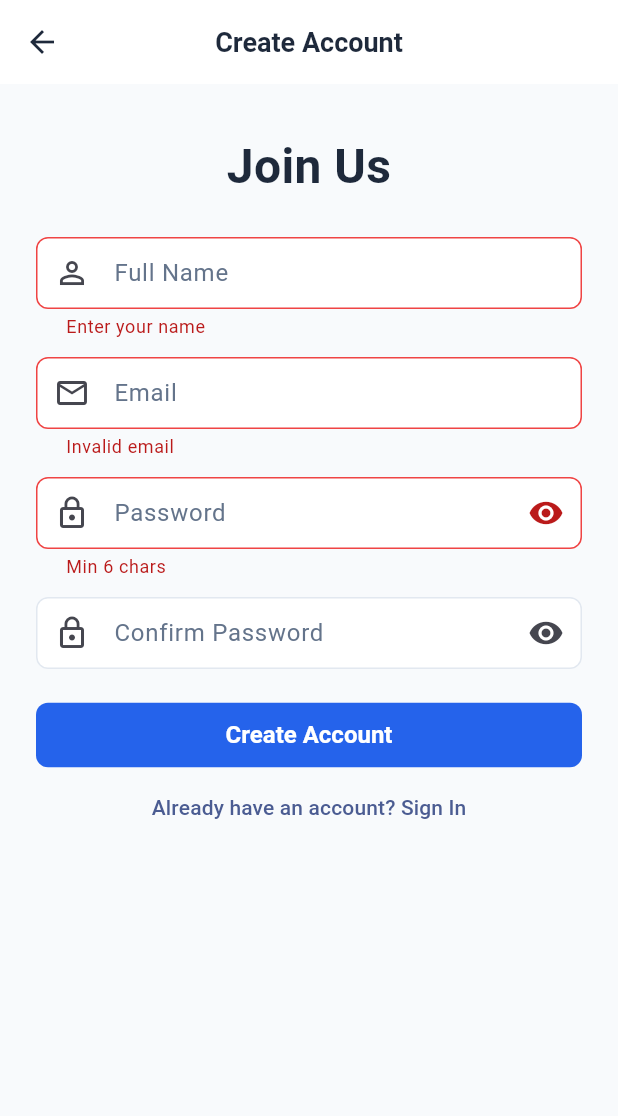
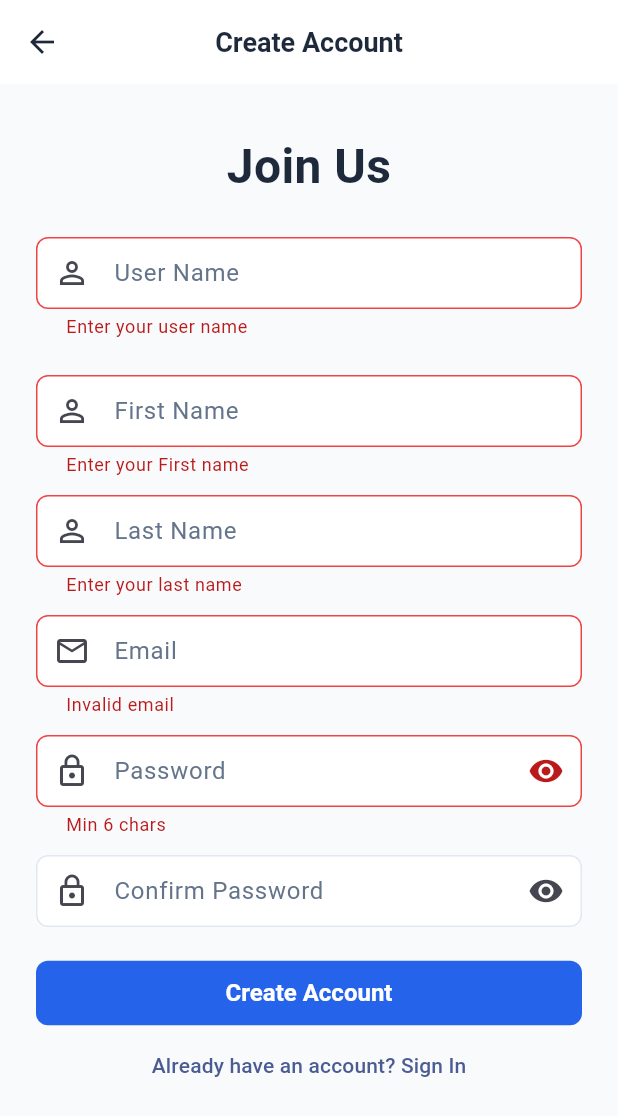
Before and after one commit to TWARIQABDUL/Inventory, a Flutter app: the RegisterScreen screen opened by its route, after a tap on "Create Account", on a phone screen of 412 x 824 dp. Shown: the top 1116 px of the screen. Run offline on Flutter 3.47's test engine with Material 3 defaults, Android fonts, the light colour scheme and no system bars; our stand-ins replace get, get_storage; accounts and stored records are empty; network calls fail; Roboto replaces fonts that are missing (Poppins).

Commit message:
user can now register

```diff
--- a/mobile/inventory_sales_app/lib/screens/profile_screen.dart
+++ b/mobile/inventory_sales_app/lib/screens/profile_screen.dart
@@ -1,5 +1,6 @@
 import 'package:flutter/material.dart';
 import 'package:get/get.dart';
+import 'package:get_storage/get_storage.dart';
 import 'package:inventory_sales_app/controllers/auth_controller.dart';
 import 'package:inventory_sales_app/routes/app_routes.dart';
 import 'package:inventory_sales_app/utils/theme.dart';
@@ -9,10 +10,14 @@ class ProfileScreen extends StatelessWidget {
 
   @override
   Widget build(BuildContext context) {
+    final _storage = GetStorage();
+
     final auth = Get.isRegistered<AuthController>()
         ? Get.find<AuthController>()
         : Get.put(AuthController(), permanent: true);
+final strg = _storage.getValues();
 
+print("got$strg");
     return Scaffold(
       appBar: AppBar(title: const Text('Profile')),
       body: Obx(() => Padding(
--- a/mobile/inventory_sales_app/lib/screens/register_screen.dart
+++ b/mobile/inventory_sales_app/lib/screens/register_screen.dart
@@ -13,7 +13,9 @@ class RegisterScreen extends StatefulWidget {
 
 class _RegisterScreenState extends State<RegisterScreen> {
   final _formKey = GlobalKey<FormState>();
-  final name = TextEditingController();
+  final lname = TextEditingController();
+  final fname = TextEditingController();
+  final uname = TextEditingController();
   final email = TextEditingController();
   final password = TextEditingController();
   final confirm = TextEditingController();
@@ -30,7 +32,9 @@ class _RegisterScreenState extends State<RegisterScreen> {
 
   @override
   void dispose() {
-    name.dispose();
+    fname.dispose();
+    lname.dispose();
+    uname.dispose();
     email.dispose();
     password.dispose();
     confirm.dispose();
@@ -39,7 +43,7 @@ class _RegisterScreenState extends State<RegisterScreen> {
 
   Future<void> _submit() async {
     if (!_formKey.currentState!.validate()) return;
-    final ok = await auth.register(name.text.trim(), email.text.trim(), password.text);
+    final ok = await auth.register(fname.text.trim(),lname.text.trim(),uname.text.trim() ,email.text.trim(), password.text);
     if (ok) {
       Get.offAllNamed(AppRoutes.home);
     } else {
@@ -63,9 +67,21 @@ class _RegisterScreenState extends State<RegisterScreen> {
                 const Text('Join Us', style: AppTheme.heading1, textAlign: TextAlign.center),
                 const SizedBox(height: 24),
                 TextFormField(
-                  controller: name,
-                  decoration: const InputDecoration(labelText: 'Full Name', prefixIcon: Icon(Icons.person_outline)),
-                  validator: (v) => (v == null || v.length < 2) ? 'Enter your name' : null,
+                  controller: uname,
+                  decoration: const InputDecoration(labelText: 'User Name', prefixIcon: Icon(Icons.person_outline)),
+                  validator: (v) => (v == null || v.length < 2) ? 'Enter your user name' : null,
+                ),
+                const SizedBox(height: 24),
+                TextFormField(
+                  controller: fname,
+                  decoration: const InputDecoration(labelText: 'First Name', prefixIcon: Icon(Icons.person_outline)),
+                  validator: (v) => (v == null || v.length < 2) ? 'Enter your First name' : null,
+                ),
+                const SizedBox(height: 12),
+                TextFormField(
+                  controller: lname,
+                  decoration: const InputDecoration(labelText: 'Last Name', prefixIcon: Icon(Icons.person_outline)),
+                  validator: (v) => (v == null || v.length < 2) ? 'Enter your last name' : null,
                 ),
                 const SizedBox(height: 12),
                 TextFormField(
--- a/mobile/inventory_sales_app/pubspec.yaml
+++ b/mobile/inventory_sales_app/pubspec.yaml
@@ -19,6 +19,7 @@ dependencies:
   shimmer: ^3.0.0
   flutter_svg: ^2.0.9
   intl: ^0.18.1
+  flutter_mpesa_stk: ^1.1.0
 
 dev_dependencies:
   flutter_test:
```
Also changed, not shown: mobile/inventory_sales_app/lib/controllers/auth_controller.dart (+20 -7 lines), mobile/inventory_sales_app/lib/screens/cart_screen.dart (+9 -0 lines), mobile/inventory_sales_app/pubspec.lock.
